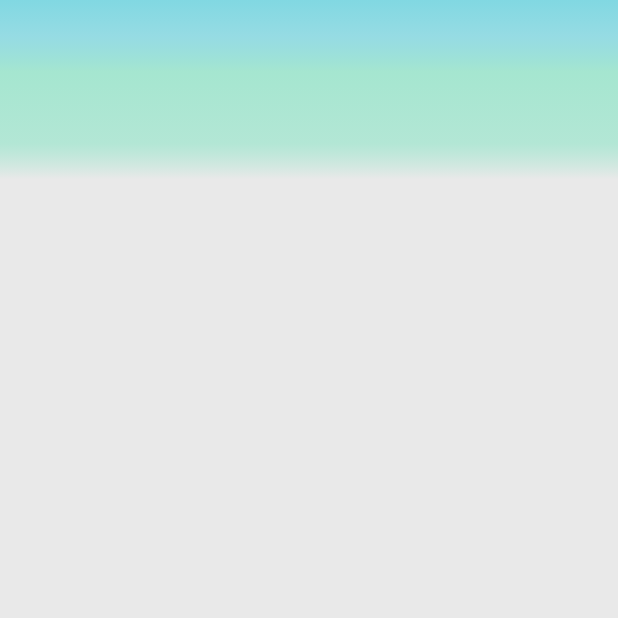
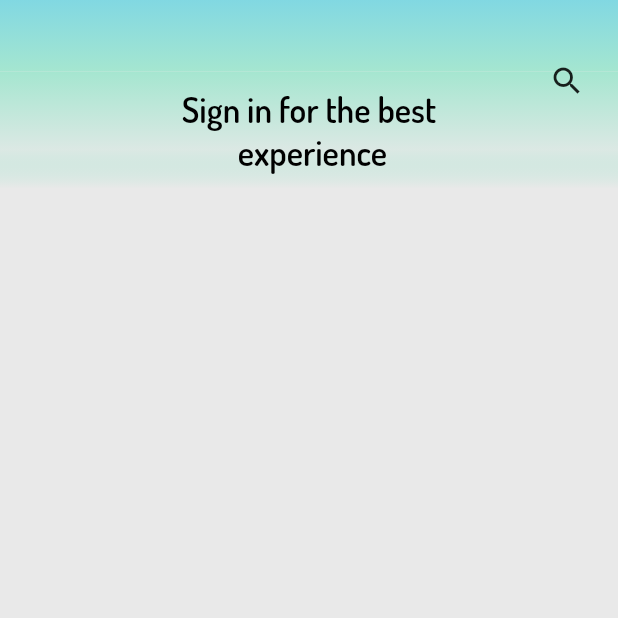
Before and after one commit to alaa747474/amazon-clone, a Flutter app: the ProfileScreen screen opened directly, on a phone screen of 412 x 824 dp, the top half of it. Run offline on Flutter 3.47's test engine with Material 2 defaults, Android fonts, the phone set to English and light mode, and no system bars; our stand-ins replace bloc, cloud_firestore, firebase_auth, firebase_core, flutter_bloc, flutter_native_splash and 2 more; accounts and stored records are empty; network calls fail.

Commit message:
amazon clone app

```diff
--- a/lib/features/home/business_logic/cubit/home_cubit.dart
+++ b/lib/features/home/business_logic/cubit/home_cubit.dart
@@ -3,6 +3,7 @@ import 'dart:async';
 import 'package:bloc/bloc.dart';
 import 'package:firebase_auth/firebase_auth.dart';
 import 'package:flutter/cupertino.dart';
+import 'package:flutter_amazon_app/features/cart/presentation/screens/cart_screen.dart';
 import 'package:flutter_amazon_app/features/cart/presentation/screens/logged_in_cart_screen.dart';
 import 'package:flutter_amazon_app/features/category/presentation/screens/categories_screen.dart';
 import 'package:meta/meta.dart';
@@ -19,7 +20,7 @@ class HomeCubit extends Cubit<HomeState> {
   List screens = [
     const CategoryScreen(),
     const ProfileScreen(),
-
+    const CartScreen(),
     const SettingScreen()
   ];
   changeIndex(int index) {
--- /dev/null
+++ b/lib/features/home/business_logic/cubit/user_auth_state_cubit.dart
@@ -0,0 +1,14 @@
+import 'package:bloc/bloc.dart';
+import 'package:firebase_auth/firebase_auth.dart';
+import 'package:meta/meta.dart';
+
+part 'user_auth_state_state.dart';
+
+class UserAuthStateCubit extends Cubit<UserAuthStateState> {
+  UserAuthStateCubit() : super(UserAuthStateInitial());
+  userAuthState(){
+    FirebaseAuth.instance.authStateChanges().listen((user) {
+      emit(UserLoggedInState(user));
+     });
+  }
+}
--- /dev/null
+++ b/lib/features/home/business_logic/cubit/user_auth_state_state.dart
@@ -0,0 +1,11 @@
+part of 'user_auth_state_cubit.dart';
+
+@immutable
+abstract class UserAuthStateState {}
+
+class UserAuthStateInitial extends UserAuthStateState {}
+class UserLoggedInState extends UserAuthStateState {
+  final User? user;
+
+  UserLoggedInState(this.user);
+}
--- a/lib/features/home/presentation/screens/home_screen.dart
+++ b/lib/features/home/presentation/screens/home_screen.dart
@@ -2,7 +2,6 @@
 import 'package:flutter/material.dart';
 import 'package:flutter_amazon_app/core/widgets/custom_bottom_nav_bar.dart';
 import 'package:flutter_amazon_app/features/home/business_logic/cubit/home_cubit.dart';
-import 'package:flutter_amazon_app/core/widgets/custom_app_bar.dart';
 import 'package:flutter_bloc/flutter_bloc.dart';
 import 'package:flutter_native_splash/flutter_native_splash.dart';
 
--- a/lib/features/profile/presentation/screens/profile_screen.dart
+++ b/lib/features/profile/presentation/screens/profile_screen.dart
@@ -1,7 +1,6 @@
 import 'package:flutter/material.dart';
 import 'package:flutter_amazon_app/core/widgets/custom_app_bar.dart';
 import 'package:flutter_screenutil/flutter_screenutil.dart';
-
 
 class ProfileScreen extends StatelessWidget {
   const ProfileScreen({super.key});
@@ -9,7 +8,45 @@ class ProfileScreen extends StatelessWidget {
   @override
   Widget build(BuildContext context) {
     return Scaffold(
-      appBar:  CustomAppBar(alignment: Alignment.center,appBarHeight:100.h,child: SizedBox(),),
+      appBar: CustomAppBar(
+        alignment: Alignment.bottomCenter,
+        appBarHeight: 40.h,
+        child: Padding(
+          padding: EdgeInsets.only(left: 5.w, top: 20.h),
+          child: Row(
+            mainAxisAlignment: MainAxisAlignment.spaceBetween,
+            children: [
+              Text(
+                'Amazon',
+                style: Theme.of(context).textTheme.headline2,
+              ),
+              IconButton(onPressed: () {}, icon: const Icon(Icons.search))
+            ],
+          ),
+        ),
+      ),
+      body: Column(
+        children: [
+          Container(
+              width: double.maxFinite,
+              padding: const EdgeInsets.all(10),
+              decoration: BoxDecoration(
+                  gradient: LinearGradient(
+                      begin: Alignment.topCenter,
+                      end: Alignment.bottomCenter,
+                      colors: [
+                    Theme.of(context).backgroundColor,
+                    Theme.of(context).backgroundColor.withOpacity(0.6),
+                    Theme.of(context).backgroundColor.withOpacity(0.2),
+                    Theme.of(context).scaffoldBackgroundColor
+                  ])),
+              child: Text(
+                'Sign in for the best \n experience',
+                style: Theme.of(context).textTheme.headline2!.copyWith(fontWeight: FontWeight.w600),
+                textAlign: TextAlign.center,
+              )),
+        ],
+      ),
     );
   }
 }
--- a/lib/main.dart
+++ b/lib/main.dart
@@ -9,6 +9,7 @@ import 'package:flutter_amazon_app/features/auth/data/repository/create_account_
 import 'package:flutter_amazon_app/features/category/business_logic/cubit/category_cubit.dart';
 import 'package:flutter_amazon_app/features/category/data/repository/category_repository.dart';
 import 'package:flutter_amazon_app/features/home/business_logic/cubit/home_cubit.dart';
+import 'package:flutter_amazon_app/features/home/business_logic/cubit/user_auth_state_cubit.dart';
 import 'package:flutter_amazon_app/features/home/presentation/screens/home_screen.dart';
 import 'package:flutter_amazon_app/features/product/business_logic/cubit/product_cubit.dart';
 import 'package:flutter_amazon_app/features/product/data/repository/product_repository.dart';
@@ -45,7 +46,10 @@ class MyApp extends StatelessWidget {
           BlocProvider(create:(context)=> ProductCubit(ProductRepository(FirebaseFirestore.instance))..getAllProducts(),),
           BlocProvider(
             create: (context) => CreateAccountCubit(CreateAccountRepository(FirebaseAuth.instance, FirebaseFirestore.instance)),
-          )
+          ),
+           BlocProvider(
+            create: (context) => UserAuthStateCubit()..userAuthState()),
+
         ],
         child: ScreenUtilInit(
             designSize: const Size(360, 690),
```
Also changed, not shown: lib/features/cart/presentation/screens/cart_screen.dart (added, +31 -0 lines), lib/features/cart/presentation/screens/logged_in_cart_screen.dart (+2 -5 lines), lib/features/cart/presentation/screens/not_logged_in_cart_screen.dart (+3 -9 lines), lib/features/category/presentation/screens/categories_screen.dart (+51 -12 lines), lib/features/profile/presentation/screens/logged_in_profile_screen.dart (added), lib/features/profile/presentation/screens/not_logged_in_profile_screen.dart (added).
